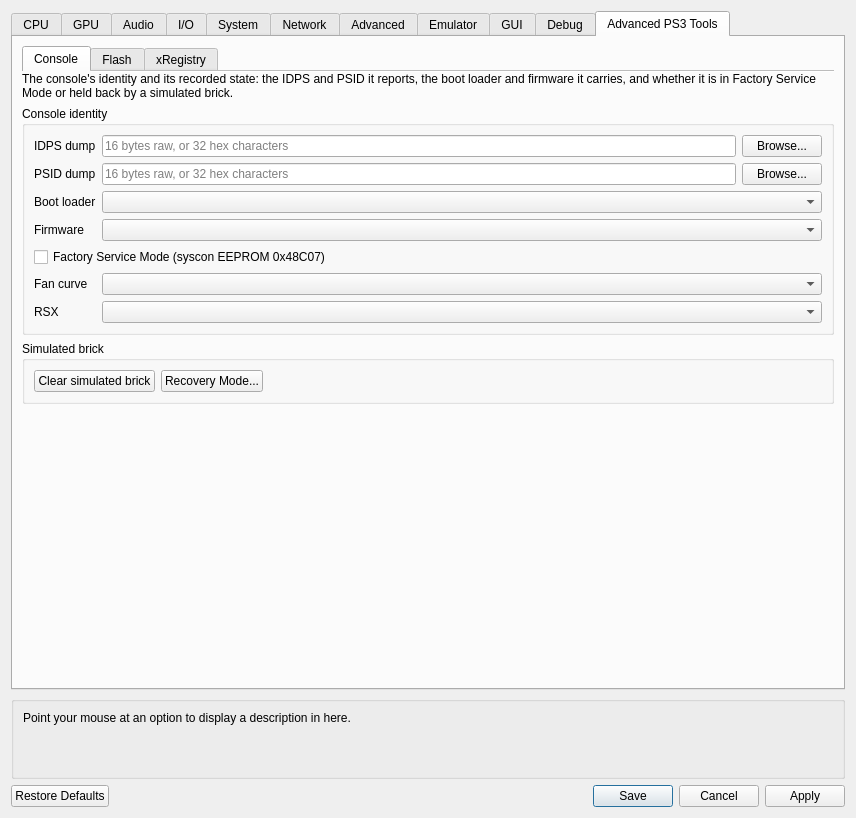
First picture: the form in rpcs3/rpcs3qt/settings_dialog.ui, repository bl00dyfb0nez/rs3, before the edit.
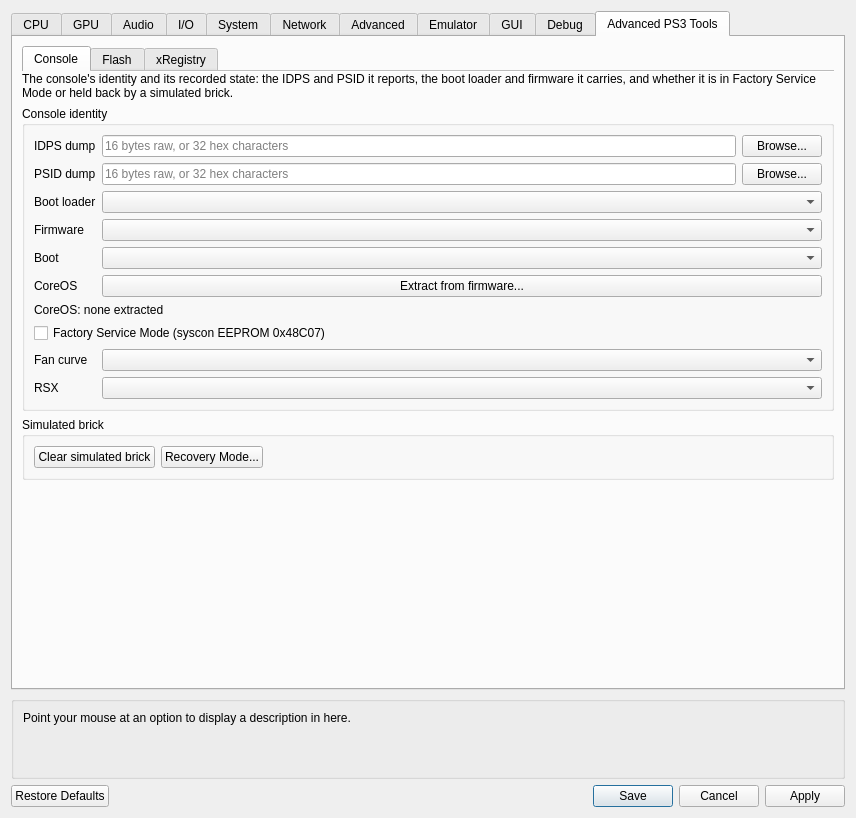
Second picture: the form after the edit. The open tabs and pages were chosen to show the change. Icons and pictures are not drawn. Custom widgets are drawn as their Qt base class.

Patch:
```diff
--- a/rpcs3/rpcs3qt/settings_dialog.ui
+++ b/rpcs3/rpcs3qt/settings_dialog.ui
@@ -5124,31 +5124,65 @@
              <item row="3" column="1" colspan="2">
               <widget class="QComboBox" name="combo_firmware_mode"/>
              </item>
-             <item row="4" column="0" colspan="3">
+             <item row="4" column="0">
+              <widget class="QLabel" name="label_boot_source">
+               <property name="text">
+                <string>Boot</string>
+               </property>
+              </widget>
+             </item>
+             <item row="4" column="1" colspan="2">
+              <widget class="QComboBox" name="combo_boot_source"/>
+             </item>
+             <item row="5" column="0">
+              <widget class="QLabel" name="label_coreos">
+               <property name="text">
+                <string>CoreOS</string>
+               </property>
+              </widget>
+             </item>
+             <item row="5" column="1" colspan="2">
+              <widget class="QPushButton" name="button_coreos_extract">
+               <property name="text">
+                <string>Extract from firmware...</string>
+               </property>
+              </widget>
+             </item>
+             <item row="6" column="0" colspan="3">
+              <widget class="QLabel" name="label_coreos_state">
+               <property name="text">
+                <string>CoreOS: none extracted</string>
+               </property>
+               <property name="wordWrap">
+                <bool>true</bool>
+               </property>
+              </widget>
+             </item>
+             <item row="7" column="0" colspan="3">
               <widget class="QCheckBox" name="check_factory_service_mode">
                <property name="text">
                 <string>Factory Service Mode (syscon EEPROM 0x48C07)</string>
                </property>
               </widget>
              </item>
-             <item row="5" column="0">
+             <item row="8" column="0">
               <widget class="QLabel" name="label_fan_curve">
                <property name="text">
                 <string>Fan curve</string>
                </property>
               </widget>
              </item>
-             <item row="5" column="1" colspan="2">
+             <item row="8" column="1" colspan="2">
               <widget class="QComboBox" name="combo_fan_curve"/>
              </item>
-             <item row="6" column="0">
+             <item row="9" column="0">
               <widget class="QLabel" name="label_rsx_type">
                <property name="text">
                 <string>RSX</string>
                </property>
               </widget>
              </item>
-             <item row="6" column="1" colspan="2">
+             <item row="9" column="1" colspan="2">
               <widget class="QComboBox" name="combo_rsx_type"/>
              </item>
             </layout>
```
